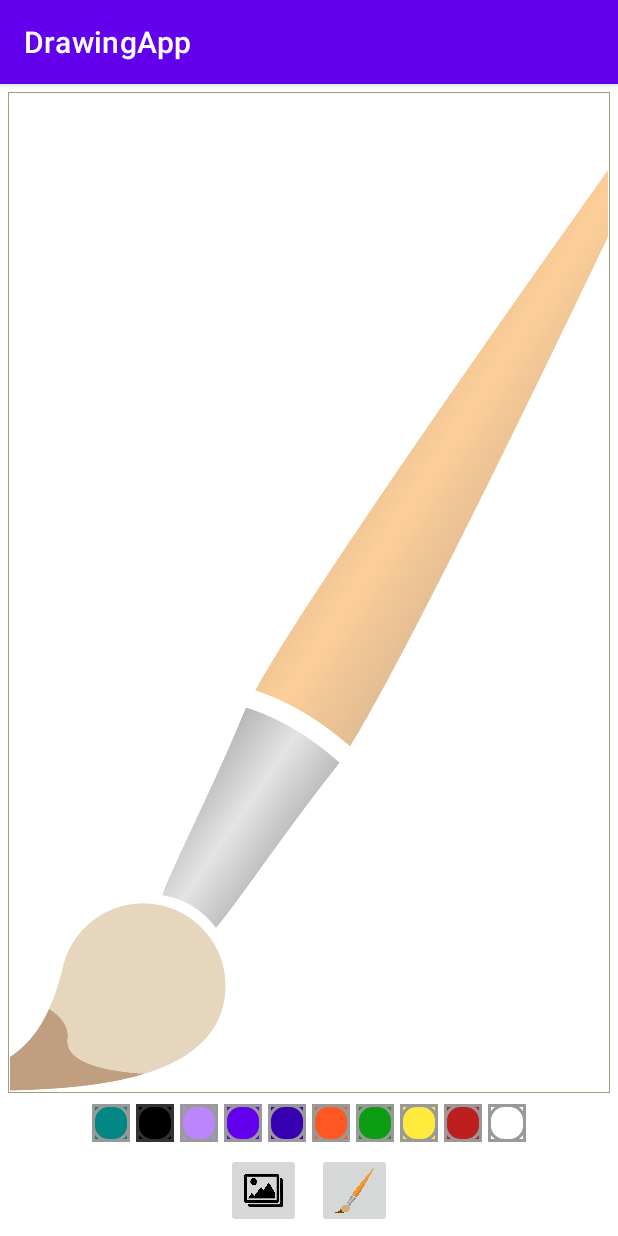
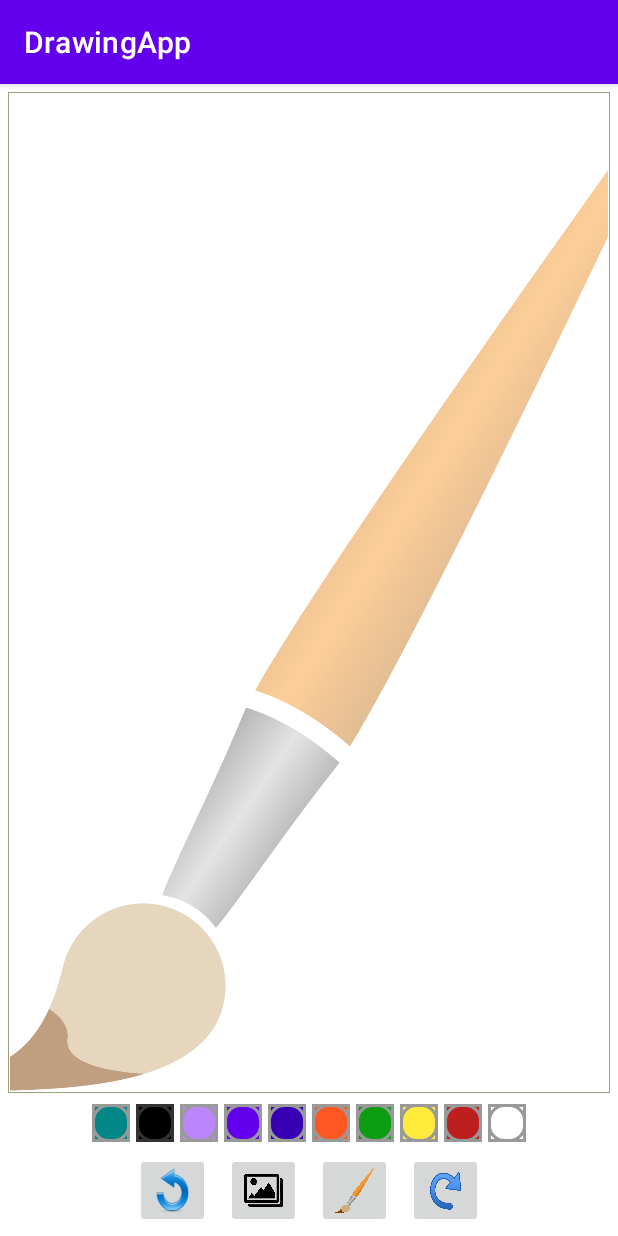
Before and after one commit to ugfduhf/DrawingApp, an Android app: the screen it shows after launch (MainActivity), on a phone screen of 412 x 824 dp. Run offline under Robolectric (Android 15) with nearby library versions, the phone set to English and light mode, and no system bars.

Commit message:
undo finished

```diff
--- a/app/src/main/java/com/example/drawingapp/MainActivity.kt
+++ b/app/src/main/java/com/example/drawingapp/MainActivity.kt
@@ -84,6 +84,15 @@ class MainActivity : AppCompatActivity() {
         ib_brush.setOnClickListener {
             showBrushSizeChooserDialog()
         }
+        // undo (delete)
+        ib_undo_men.setOnClickListener {
+           drawingView?.onClickUndo()
+
+        }
+        ib_Redo_men.setOnClickListener {
+            drawingView?.onClickRedo()
+
+        }
 
     }
     private fun showBrushSizeChooserDialog(){
@@ -135,8 +144,6 @@ class MainActivity : AppCompatActivity() {
         }else{
             requestPermission.launch(arrayOf(
                 Manifest.permission.READ_EXTERNAL_STORAGE
-
-
             ))
         }
     }
--- a/app/src/main/res/layout/activity_main.xml
+++ b/app/src/main/res/layout/activity_main.xml
@@ -163,6 +163,14 @@
         app:layout_constraintStart_toStartOf="parent"
         >
         <ImageButton
+            android:id="@+id/ib_undo_men"
+            android:layout_width="50dp"
+            android:layout_height="50dp"
+            android:layout_margin="5dp"
+            android:src="@drawable/undo"
+            android:scaleType="fitXY"
+            />
+        <ImageButton
             android:id="@+id/ib_gallery_men"
             android:layout_width="50dp"
             android:layout_height="50dp"
@@ -181,6 +189,15 @@
             android:scaleType="fitXY"
 
             />
+
+        <ImageButton
+            android:id="@+id/ib_Redo_men"
+            android:layout_width="50dp"
+            android:layout_height="50dp"
+            android:layout_margin="5dp"
+            android:src="@drawable/redo"
+            android:scaleType="fitXY"
+            />
     </LinearLayout>
 
 
```
Also changed, not shown: app/src/main/java/com/example/drawingapp/DrawingView.kt (+22 -0 lines), app/src/main/res/drawable/redo.png (added), app/src/main/res/drawable/undo.png (added).
